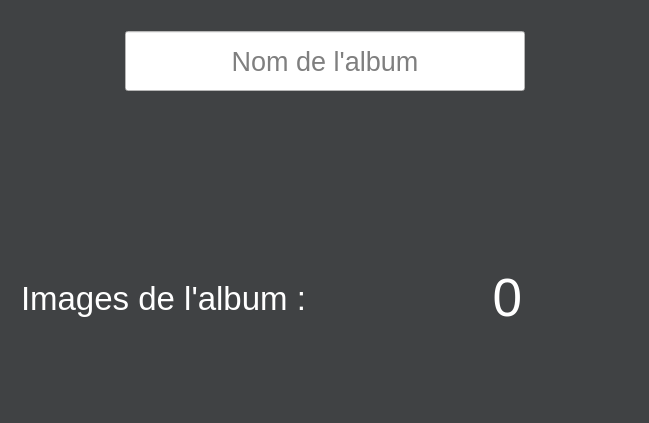
Qt form formcreatealbum.ui (TheoFRASSI/GaleriePhotoIHM) before a commit.
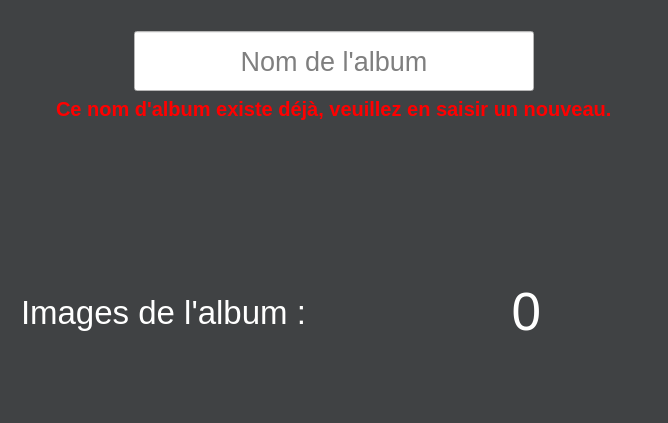
The same form after that commit. Icons and pictures are not drawn.

Commit message: click sur album, affichage des photos le contenant et interraction avec

The edit to the form file:
```diff
--- a/formcreatealbum.ui
+++ b/formcreatealbum.ui
@@ -6,7 +6,7 @@
    <rect>
     <x>0</x>
     <y>0</y>
-    <width>589</width>
+    <width>668</width>
     <height>423</height>
    </rect>
   </property>
@@ -996,6 +996,492 @@
        </item>
       </layout>
      </item>
+     <item>
+      <layout class="QHBoxLayout" name="horizontalLayout_2">
+       <item>
+        <spacer name="horizontalSpacer_6">
+         <property name="orientation">
+          <enum>Qt::Horizontal</enum>
+         </property>
+         <property name="sizeHint" stdset="0">
+          <size>
+           <width>40</width>
+           <height>20</height>
+          </size>
+         </property>
+        </spacer>
+       </item>
+       <item>
+        <widget class="QLabel" name="labelExisteDeja">
+         <property name="palette">
+          <palette>
+           <active>
+            <colorrole role="WindowText">
+             <brush brushstyle="SolidPattern">
+              <color alpha="255">
+               <red>255</red>
+               <green>0</green>
+               <blue>0</blue>
+              </color>
+             </brush>
+            </colorrole>
+            <colorrole role="Button">
+             <brush brushstyle="SolidPattern">
+              <color alpha="255">
+               <red>255</red>
+               <green>0</green>
+               <blue>0</blue>
+              </color>
+             </brush>
+            </colorrole>
+            <colorrole role="Light">
+             <brush brushstyle="SolidPattern">
+              <color alpha="255">
+               <red>255</red>
+               <green>127</green>
+               <blue>127</blue>
+              </color>
+             </brush>
+            </colorrole>
+            <colorrole role="Midlight">
+             <brush brushstyle="SolidPattern">
+              <color alpha="255">
+               <red>255</red>
+               <green>63</green>
+               <blue>63</blue>
+              </color>
+             </brush>
+            </colorrole>
+            <colorrole role="Dark">
+             <brush brushstyle="SolidPattern">
+              <color alpha="255">
+               <red>127</red>
+               <green>0</green>
+               <blue>0</blue>
+              </color>
+             </brush>
+            </colorrole>
+            <colorrole role="Mid">
+             <brush brushstyle="SolidPattern">
+              <color alpha="255">
+               <red>170</red>
+               <green>0</green>
+               <blue>0</blue>
+              </color>
+             </brush>
+            </colorrole>
+            <colorrole role="Text">
+             <brush brushstyle="SolidPattern">
+              <color alpha="255">
+               <red>0</red>
+               <green>0</green>
+               <blue>0</blue>
+              </color>
+             </brush>
+            </colorrole>
+            <colorrole role="BrightText">
+             <brush brushstyle="SolidPattern">
+              <color alpha="255">
+               <red>255</red>
+               <green>255</green>
+               <blue>255</blue>
+              </color>
+             </brush>
+            </colorrole>
+            <colorrole role="ButtonText">
+             <brush brushstyle="SolidPattern">
+              <color alpha="255">
+               <red>0</red>
+               <green>0</green>
+               <blue>0</blue>
+              </color>
+             </brush>
+            </colorrole>
+            <colorrole role="Base">
+             <brush brushstyle="SolidPattern">
+              <color alpha="255">
+               <red>255</red>
+               <green>255</green>
+               <blue>255</blue>
+              </color>
+             </brush>
+            </colorrole>
+            <colorrole role="Window">
+             <brush brushstyle="SolidPattern">
+              <color alpha="255">
+               <red>255</red>
+               <green>0</green>
+               <blue>0</blue>
+              </color>
+             </brush>
+            </colorrole>
+            <colorrole role="Shadow">
+             <brush brushstyle="SolidPattern">
+              <color alpha="255">
+               <red>0</red>
+               <green>0</green>
+               <blue>0</blue>
+              </color>
+             </brush>
+            </colorrole>
+            <colorrole role="AlternateBase">
+             <brush brushstyle="SolidPattern">
+              <color alpha="255">
+               <red>255</red>
+               <green>127</green>
+               <blue>127</blue>
+              </color>
+             </brush>
+            </colorrole>
+            <colorrole role="ToolTipBase">
+             <brush brushstyle="SolidPattern">
+              <color alpha="255">
+               <red>255</red>
+               <green>255</green>
+               <blue>220</blue>
+              </color>
+             </brush>
+            </colorrole>
+            <colorrole role="ToolTipText">
+             <brush brushstyle="SolidPattern">
+              <color alpha="255">
+               <red>0</red>
+               <green>0</green>
+               <blue>0</blue>
+              </color>
+             </brush>
+            </colorrole>
+            <colorrole role="PlaceholderText">
+             <brush brushstyle="SolidPattern">
+              <color alpha="128">
+               <red>0</red>
+               <green>0</green>
+               <blue>0</blue>
+              </color>
+             </brush>
+            </colorrole>
+           </active>
+           <inactive>
+            <colorrole role="WindowText">
+             <brush brushstyle="SolidPattern">
+              <color alpha="255">
+               <red>255</red>
+               <green>0</green>
+               <blue>0</blue>
+              </color>
+             </brush>
+            </colorrole>
+            <colorrole role="Button">
+             <brush brushstyle="SolidPattern">
+              <color alpha="255">
+               <red>255</red>
+               <green>0</green>
+               <blue>0</blue>
+              </color>
+             </brush>
+            </colorrole>
+            <colorrole role="Light">
+             <brush brushstyle="SolidPattern">
+              <color alpha="255">
+               <red>255</red>
+               <green>127</green>
+               <blue>127</blue>
+              </color>
+             </brush>
+            </colorrole>
+            <colorrole role="Midlight">
+             <brush brushstyle="SolidPattern">
+              <color alpha="255">
+               <red>255</red>
+               <green>63</green>
+               <blue>63</blue>
+              </color>
+             </brush>
+            </colorrole>
+            <colorrole role="Dark">
+             <brush brushstyle="SolidPattern">
+              <color alpha="255">
+               <red>127</red>
+               <green>0</green>
+               <blue>0</blue>
+              </color>
+             </brush>
+            </colorrole>
+            <colorrole role="Mid">
+             <brush brushstyle="SolidPattern">
+              <color alpha="255">
+               <red>170</red>
+               <green>0</green>
+               <blue>0</blue>
+              </color>
+             </brush>
+            </colorrole>
+            <colorrole role="Text">
+             <brush brushstyle="SolidPattern">
+              <color alpha="255">
+               <red>0</red>
+               <green>0</green>
+               <blue>0</blue>
+              </color>
+             </brush>
+            </colorrole>
+            <colorrole role="BrightText">
+             <brush brushstyle="SolidPattern">
+              <color alpha="255">
+               <red>255</red>
+               <green>255</green>
+               <blue>255</blue>
+              </color>
+             </brush>
+            </colorrole>
+            <colorrole role="ButtonText">
+             <brush brushstyle="SolidPattern">
+              <color alpha="255">
+               <red>0</red>
+               <green>0</green>
+               <blue>0</blue>
+              </color>
+             </brush>
+            </colorrole>
+            <colorrole role="Base">
+             <brush brushstyle="SolidPattern">
+              <color alpha="255">
+               <red>255</red>
+               <green>255</green>
+               <blue>255</blue>
+              </color>
+             </brush>
+            </colorrole>
+            <colorrole role="Window">
+             <brush brushstyle="SolidPattern">
+              <color alpha="255">
+               <red>255</red>
+               <green>0</green>
+               <blue>0</blue>
+              </color>
+             </brush>
+            </colorrole>
+            <colorrole role="Shadow">
+             <brush brushstyle="SolidPattern">
+              <color alpha="255">
+               <red>0</red>
+               <green>0</green>
+               <blue>0</blue>
+              </color>
+             </brush>
+            </colorrole>
+            <colorrole role="AlternateBase">
+             <brush brushstyle="SolidPattern">
+              <color alpha="255">
+               <red>255</red>
+               <green>127</green>
+               <blue>127</blue>
+              </color>
+             </brush>
+            </colorrole>
+            <colorrole role="ToolTipBase">
+             <brush brushstyle="SolidPattern">
+              <color alpha="255">
+               <red>255</red>
+               <green>255</green>
+               <blue>220</blue>
+              </color>
+             </brush>
+            </colorrole>
+            <colorrole role="ToolTipText">
+             <brush brushstyle="SolidPattern">
+              <color alpha="255">
+               <red>0</red>
+               <green>0</green>
+               <blue>0</blue>
+              </color>
+             </brush>
+            </colorrole>
+            <colorrole role="PlaceholderText">
+             <brush brushstyle="SolidPattern">
+              <color alpha="128">
+               <red>0</red>
+               <green>0</green>
+               <blue>0</blue>
+              </color>
+             </brush>
+            </colorrole>
+           </inactive>
+           <disabled>
+            <colorrole role="WindowText">
+             <brush brushstyle="SolidPattern">
+              <color alpha="255">
+               <red>127</red>
+               <green>0</green>
+               <blue>0</blue>
+              </color>
+             </brush>
+            </colorrole>
+            <colorrole role="Button">
+             <brush brushstyle="SolidPattern">
+              <color alpha="255">
+               <red>255</red>
+               <green>0</green>
+               <blue>0</blue>
+              </color>
+             </brush>
+            </colorrole>
+            <colorrole role="Light">
+             <brush brushstyle="SolidPattern">
+              <color alpha="255">
+               <red>255</red>
+               <green>127</green>
+               <blue>127</blue>
+              </color>
+             </brush>
+            </colorrole>
+            <colorrole role="Midlight">
+             <brush brushstyle="SolidPattern">
+              <color alpha="255">
+               <red>255</red>
+               <green>63</green>
+               <blue>63</blue>
+              </color>
+             </brush>
+            </colorrole>
+            <colorrole role="Dark">
+             <brush brushstyle="SolidPattern">
+              <color alpha="255">
+               <red>127</red>
+               <green>0</green>
+               <blue>0</blue>
+              </color>
+             </brush>
+            </colorrole>
+            <colorrole role="Mid">
+             <brush brushstyle="SolidPattern">
+              <color alpha="255">
+               <red>170</red>
+               <green>0</green>
+               <blue>0</blue>
+              </color>
+             </brush>
+            </colorrole>
+            <colorrole role="Text">
+             <brush brushstyle="SolidPattern">
+              <color alpha="255">
+               <red>127</red>
+               <green>0</green>
+               <blue>0</blue>
+              </color>
+             </brush>
+            </colorrole>
+            <colorrole role="BrightText">
+             <brush brushstyle="SolidPattern">
+              <color alpha="255">
+               <red>255</red>
+               <green>255</green>
+               <blue>255</blue>
+              </color>
+             </brush>
+            </colorrole>
+            <colorrole role="ButtonText">
+             <brush brushstyle="SolidPattern">
+              <color alpha="255">
+               <red>127</red>
+               <green>0</green>
+               <blue>0</blue>
+              </color>
+             </brush>
+            </colorrole>
+            <colorrole role="Base">
+             <brush brushstyle="SolidPattern">
+              <color alpha="255">
+               <red>255</red>
+               <green>0</green>
+               <blue>0</blue>
+              </color>
+             </brush>
+            </colorrole>
+            <colorrole role="Window">
+             <brush brushstyle="SolidPattern">
+              <color alpha="255">
+               <red>255</red>
+               <green>0</green>
+               <blue>0</blue>
+              </color>
+             </brush>
+            </colorrole>
+            <colorrole role="Shadow">
+             <brush brushstyle="SolidPattern">
+              <color alpha="255">
+               <red>0</red>
+               <green>0</green>
+               <blue>0</blue>
+              </color>
+             </brush>
+            </colorrole>
+            <colorrole role="AlternateBase">
+             <brush brushstyle="SolidPattern">
+              <color alpha="255">
+               <red>255</red>
+               <green>0</green>
+               <blue>0</blue>
+              </color>
+             </brush>
+            </colorrole>
+            <colorrole role="ToolTipBase">
+             <brush brushstyle="SolidPattern">
+              <color alpha="255">
+               <red>255</red>
+               <green>255</green>
+               <blue>220</blue>
+              </color>
+             </brush>
+            </colorrole>
+            <colorrole role="ToolTipText">
+             <brush brushstyle="SolidPattern">
+              <color alpha="255">
+               <red>0</red>
+               <green>0</green>
+               <blue>0</blue>
+              </color>
+             </brush>
+            </colorrole>
+            <colorrole role="PlaceholderText">
+             <brush brushstyle="SolidPattern">
+              <color alpha="128">
+               <red>0</red>
+               <green>0</green>
+               <blue>0</blue>
+              </color>
+             </brush>
+            </colorrole>
+           </disabled>
+          </palette>
+         </property>
+         <property name="font">
+          <font>
+           <pointsize>15</pointsize>
+           <weight>75</weight>
+           <bold>true</bold>
+          </font>
+         </property>
+         <property name="text">
+          <string>Ce nom d'album existe déjà, veuillez en saisir un nouveau.</string>
+         </property>
+        </widget>
+       </item>
+       <item>
+        <spacer name="horizontalSpacer_10">
+         <property name="orientation">
+          <enum>Qt::Horizontal</enum>
+         </property>
+         <property name="sizeHint" stdset="0">
+          <size>
+           <width>40</width>
+           <height>20</height>
+          </size>
+         </property>
+        </spacer>
+       </item>
+      </layout>
+     </item>
      <item>
       <layout class="QHBoxLayout" name="horizontalLayout_8">
        <item>
```
The commit also changes 20 other files.
